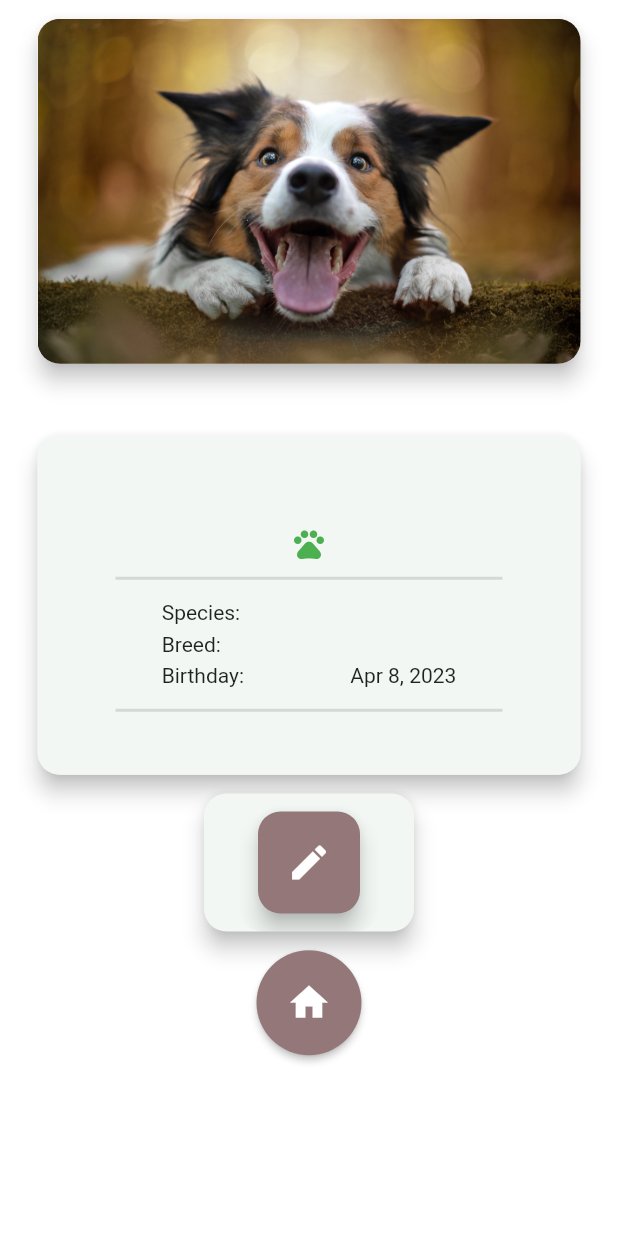
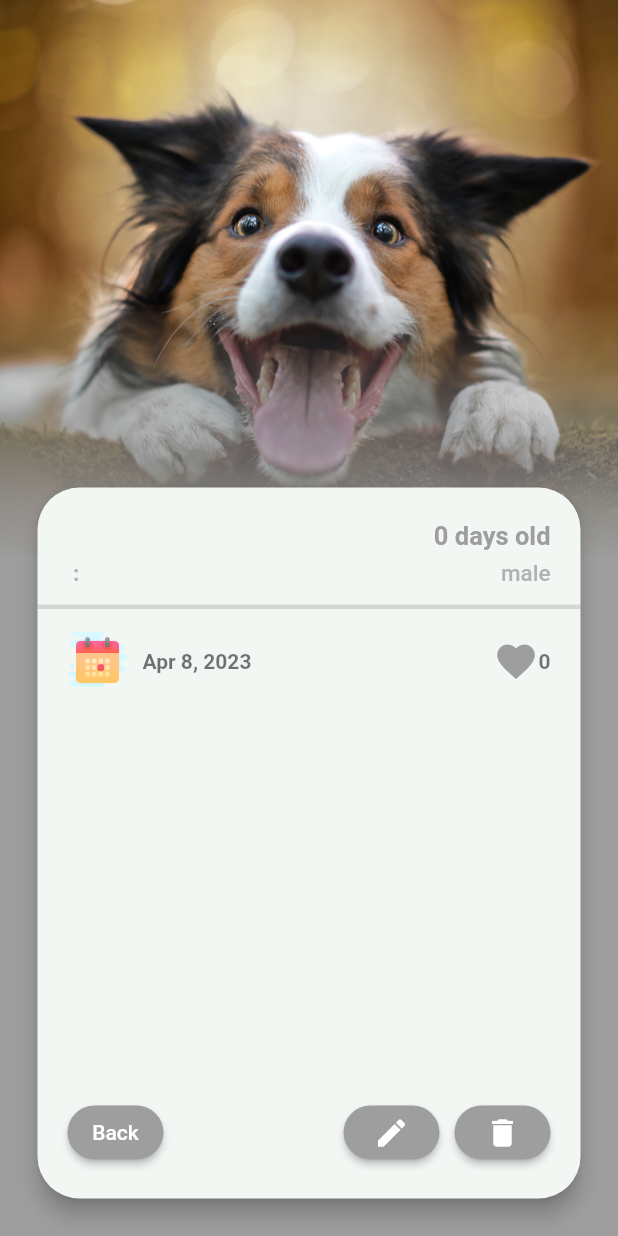
Before and after one commit to WUoT-software-engineering-group/PetshareClient, a Flutter app: the AnnouncementDetailsPage screen opened directly with empty values, on a phone screen of 412 x 824 dp. Run offline on Flutter 3.47's test engine with Material 2 defaults, Android fonts, the phone set to English and light mode, and no system bars; our stand-ins replace bloc, curved_navigation_bar, equatable, flutter_bloc, google_fonts, like_button and 2 more; missing offline and left inert: filter_list.

Commit message:
view: change AnnouncementDetailsPage

```diff
--- a/src/lib/utils/app_colors.dart
+++ b/src/lib/utils/app_colors.dart
@@ -17,16 +17,25 @@ class AppColors {
   };
 
   static const List<List<Color>> petTiles = [
-    [Color.fromARGB(255, 131, 158, 122), Colors.green, Colors.greenAccent],
     [
-      Color.fromARGB(255, 243, 167, 80),
-      Color.fromARGB(255, 224, 141, 47),
-      Color.fromARGB(255, 255, 199, 116)
+      Color.fromARGB(255, 131, 158, 122),
+      Color.fromARGB(255, 64, 94, 54),
+      Color.fromARGB(255, 19, 36, 14)
+    ],
+    [
+      Color.fromARGB(255, 206, 159, 105),
+      Color.fromARGB(255, 215, 151, 77),
+      Color.fromARGB(255, 155, 108, 55)
     ],
     [
       Color.fromARGB(255, 163, 110, 112),
-      Color.fromARGB(255, 163, 78, 81),
-      Color.fromARGB(255, 226, 150, 153)
+      Color.fromARGB(255, 153, 67, 70),
+      Color.fromARGB(255, 136, 44, 47),
+    ],
+    [
+      Color.fromARGB(255, 33, 135, 137),
+      Color.fromARGB(255, 13, 97, 99),
+      Color.fromARGB(255, 3, 61, 71),
     ]
   ];
 
--- a/src/lib/views/announcementPage/announcement_details.dart
+++ b/src/lib/views/announcementPage/announcement_details.dart
@@ -1,16 +1,24 @@
 import 'package:flutter/material.dart';
 import 'package:intl/intl.dart';
+import 'package:like_button/like_button.dart';
 import 'package:pet_share/models/announcement.dart';
 import 'package:pet_share/utils/app_colors.dart';
 import 'package:url_launcher/url_launcher.dart';
 
 class AnnouncementDetailsPage extends StatefulWidget {
-  final bool contactButtons;
   final Announcement announcement;
+  final bool isAdoptingPerson;
+  final Color color1;
+  final Color color2;
+  final Color color3;
 
   const AnnouncementDetailsPage(
-      {required this.announcement, required this.contactButtons, Key? key})
-      : super(key: key);
+      {required this.announcement,
+      required this.isAdoptingPerson,
+      required this.color1,
+      required this.color2,
+      required this.color3,
+      super.key});
 
   @override
   State<AnnouncementDetailsPage> createState() =>
@@ -18,178 +26,280 @@ class AnnouncementDetailsPage extends StatefulWidget {
 }
 
 class _AnnouncementDetailsPageState extends State<AnnouncementDetailsPage> {
+  String _ageOfPet(DateTime dateTime) {
+    int years = DateTime.now().year - dateTime.year;
+    if (years == 0) {
+      int months = DateTime.now().month - dateTime.month;
+
+      if (months == 0) {
+        int days = DateTime.now().day - dateTime.day;
+        if (days == 1) return '$days day old';
+        return '$days days old';
+      }
+
+      if (months == 1) return '$months month old';
+      return '$months months old';
+    }
+
+    if (years == 1) return '$years year old';
+    return '$years years old';
+  }
+
   @override
   Widget build(BuildContext context) {
+    Widget followAnnouncement = LikeButton(
+      size: 30,
+      circleColor: CircleColor(start: widget.color2, end: widget.color1),
+      bubblesColor: BubblesColor(
+        dotPrimaryColor: widget.color2,
+        dotSecondaryColor: widget.color3,
+      ),
+      likeBuilder: (bool isLiked) {
+        return Icon(
+          Icons.favorite,
+          color: isLiked ? widget.color1 : Colors.grey[400],
+          size: 30,
+        );
+      },
+    );
+
+    Widget countFollowers = Row(
+      mainAxisAlignment: MainAxisAlignment.center,
+      children: [
+        Icon(Icons.favorite, size: 30, color: widget.color1),
+        const Text('0',
+            style:
+                TextStyle(color: Colors.black54, fontWeight: FontWeight.bold))
+      ],
+    );
+
+    double width = MediaQuery.of(context).size.width;
+    double height = MediaQuery.of(context).size.height;
+
     return Scaffold(
-      backgroundColor: AppColors.background,
-      body: SafeArea(
-        child: SingleChildScrollView(
-          child: Padding(
-            padding: const EdgeInsets.symmetric(vertical: 12.5, horizontal: 25),
-            child: Column(
+      backgroundColor: widget.color1,
+      body: Stack(
         children: [
-                Material(
-                  elevation: 6,
-                  borderRadius: const BorderRadius.all(Radius.circular(15)),
-                  child: ClipRRect(
-                    borderRadius: BorderRadius.circular(15),
-                    child: SizedBox(
-                      height: 230,
+          Positioned(
+            /// image container
+            left: 0,
+            top: 0,
             child: Container(
+              height: 370,
+              width: width,
               decoration: const BoxDecoration(
                 image: DecorationImage(
-                                fit: BoxFit.fill,
-                                image: AssetImage('assets/pupic.jpg'))),
+                    image: AssetImage('assets/pupic.jpg'), fit: BoxFit.cover),
               ),
+            ),
+          ),
+          Positioned(
+            /// gradient that spred image with background
+            top: 200,
+            child: Container(
+              height: height - 200,
+              width: width,
+              decoration: BoxDecoration(
+                gradient: LinearGradient(
+                    begin: Alignment.bottomCenter,
+                    end: Alignment.topCenter,
+                    colors: [
+                      widget.color3,
+                      widget.color2,
+                      widget.color1,
+                      widget.color1.withOpacity(0)
+                    ],
+                    stops: const [
+                      0,
+                      0.2,
+                      0.72,
+                      1
+                    ]),
+              ),
+            ),
+          ),
+          Positioned(
+            /// description container
+            top: 300,
+            width: width,
+            height: height - 300,
+            child: Container(
+              margin: const EdgeInsets.all(25),
+              child: Material(
+                elevation: 6,
+                borderRadius: BorderRadius.circular(28),
+                color: AppColors.field,
+                child: Column(children: [
+                  Padding(
+                    /// Over divider
+                    padding: const EdgeInsets.fromLTRB(20, 20, 20, 15),
+                    child: Column(children: [
+                      Row(
+                        /// first row with name and age of pet
+                        mainAxisAlignment: MainAxisAlignment.spaceBetween,
+                        children: [
+                          Text(widget.announcement.pet.name.toUpperCase(),
+                              style: TextStyle(
+                                color: widget.color1,
+                                fontWeight: FontWeight.w700,
+                                fontSize: 21,
+                              )),
+                          Text(_ageOfPet(widget.announcement.pet.birthday),
+                              style: TextStyle(
+                                  color: widget.color1,
+                                  fontWeight: FontWeight.w600,
+                                  fontSize: 17))
+                        ],
+                      ),
+                      const SizedBox(
+                        height: 3,
+                      ),
+                      Row(
+                        /// second row with breed, species and sex of pet
+                        mainAxisAlignment: MainAxisAlignment.spaceBetween,
+                        children: [
+                          Text(
+                              '${widget.announcement.pet.species} : ${widget.announcement.pet.breed}',
+                              style: TextStyle(
+                                  color: widget.color1.withAlpha(200),
+                                  fontWeight: FontWeight.w600,
+                                  fontSize: 15)),
+                          Text('male',
+                              style: TextStyle(
+                                  color: widget.color1.withAlpha(200),
+                                  fontWeight: FontWeight.w500,
+                                  fontSize: 15))
+                        ],
+                      ),
+                    ]),
+                  ),
+                  const Divider(
+                    height: 0,
+                    thickness: 3,
+                  ),
+                  Expanded(
+                    /// belove divider
+                    child: Padding(
+                      padding: const EdgeInsets.fromLTRB(20, 15, 20, 20),
+                      child: Column(
+                          crossAxisAlignment: CrossAxisAlignment.stretch,
+                          children: [
+                            Row(
+                              /// Calendar and (counter/favourite)
+                              mainAxisAlignment: MainAxisAlignment.spaceBetween,
+                              children: [
+                                Row(
+                                  /// Calendar
+                                  children: [
+                                    const Image(
+                                      image: AssetImage(
+                                          'assets/calendar_cloud.png'),
+                                      width: 40,
+                                      height: 40,
+                                    ),
+                                    const SizedBox(
+                                      width: 10,
+                                    ),
+                                    Text(
+                                      DateFormat.yMMMd().format(
+                                          widget.announcement.creationDate),
+                                      style: const TextStyle(
+                                          color: Colors.black54,
+                                          fontWeight: FontWeight.bold),
+                                    ),
+                                  ],
+                                ),
+                                // (counter/favourite)
+                                widget.isAdoptingPerson
+                                    ? followAnnouncement
+                                    : countFollowers,
+                              ],
+                            ),
+                            const SizedBox(
+                              height: 15,
+                            ),
+                            Expanded(
+                              /// description of announcement
+                              child: SingleChildScrollView(
+                                scrollDirection: Axis.vertical,
+                                child: Text(
+                                  '${widget.announcement.title.toUpperCase()}\n${widget.announcement.description}',
+                                  style: const TextStyle(
+                                      color: Color.fromARGB(255, 117, 117, 117),
+                                      fontWeight: FontWeight.w500),
                                 ),
                               ),
                             ),
                             const SizedBox(
-                  height: 12.5,
+                              height: 15,
                             ),
-                Text(
-                  widget.announcement.title,
-                  style: const TextStyle(
-                      fontSize: 20, fontWeight: FontWeight.bold),
+                            BarOptions(
+                              /// low bar with navigation options
+                              color: widget.color2,
+                              email: widget.announcement.author.email,
+                              phoneNumber:
+                                  widget.announcement.author.phoneNumer,
+                              isAdoptingPerson: widget.isAdoptingPerson,
                             ),
-                const SizedBox(
-                  height: 12.5,
+                          ]),
                     ),
-                Material(
-                  elevation: 6,
-                  borderRadius: const BorderRadius.all(Radius.circular(15)),
-                  child: ClipRRect(
-                    borderRadius: BorderRadius.circular(15),
-                    child: Container(
-                      color: AppColors.field,
-                      child: Padding(
-                        padding: const EdgeInsets.all(12.0),
-                        child: Column(
-                          children: [
-                            Text(
-                              widget.announcement.pet.name,
-                              style: const TextStyle(
-                                  fontSize: 32, fontWeight: FontWeight.bold),
-                            ),
-                            const SizedBox(
-                              height: 10,
-                            ),
-                            const SizedBox(
-                              // tu trzeba ifa dodać
-                              height: 20,
-                              child: Icon(
-                                Icons.pets,
-                                color: Colors.green,
-                              ),
-                            ),
-                            const Divider(
-                              thickness: 2,
-                              indent: 40,
-                              endIndent: 40,
-                              height: 30,
-                            ),
-                            Row(
-                                mainAxisAlignment:
-                                    MainAxisAlignment.spaceEvenly,
-                                children: [
-                                  Column(
-                                    crossAxisAlignment:
-                                        CrossAxisAlignment.start,
-                                    children: const [
-                                      Text("Species:"),
-                                      SizedBox(
-                                        height: 5,
-                                      ),
-                                      Text("Breed:"),
-                                      SizedBox(
-                                        height: 5,
-                                      ),
-                                      Text("Birthday:")
-                                    ],
-                                  ),
-                                  Column(
-                                    crossAxisAlignment: CrossAxisAlignment.end,
-                                    children: [
-                                      Text(widget.announcement.pet.species),
-                                      const SizedBox(
-                                        height: 5,
-                                      ),
-                                      Text(widget.announcement.pet.breed),
-                                      const SizedBox(
-                                        height: 5,
-                                      ),
-                                      Text(DateFormat.yMMMd().format(
-                                          widget.announcement.pet.birthday)),
-                                    ],
                   )
                 ]),
-                            const Divider(
-                              thickness: 2,
-                              indent: 40,
-                              endIndent: 40,
-                              height: 30,
-                            ),
-                            Padding(
-                              padding:
-                                  const EdgeInsets.symmetric(horizontal: 10),
-                              child: Text(widget.announcement.description),
-                            )
-                          ],
               ),
             ),
           ),
-                  ),
-                ),
-                const SizedBox(
-                  height: 12.5,
-                ),
-                Material(
-                    elevation: 6,
-                    borderRadius: const BorderRadius.all(Radius.circular(15)),
-                    color: AppColors.field,
-                    child: Container(
-                      padding: const EdgeInsets.symmetric(horizontal: 24),
-                      child: ClipRRect(
-                        borderRadius: BorderRadius.circular(15),
-                        child: Padding(
-                          padding: const EdgeInsets.all(12.0),
-                          child: OptionButtons(
-                            announcement: widget.announcement,
-                            contactButtons: widget.contactButtons,
-                          ),
-                        ),
-                      ),
-                    )),
-                const SizedBox(
-                  height: 12.5,
-                ),
-                ElevatedButton(
-                  onPressed: () => Navigator.pop(context),
-                  style: ElevatedButton.styleFrom(
-                    shape: const CircleBorder(),
-                    padding: const EdgeInsets.all(20),
-                    backgroundColor: AppColors.buttons,
-                    foregroundColor: Colors.white,
-                  ),
-                  child: const Icon(Icons.home, size: 30),
-                )
         ],
-            ),
-          ),
-        ),
       ),
     );
   }
 }
 
-class OptionButtons extends StatelessWidget {
-  final Announcement announcement;
-  final bool contactButtons;
-  const OptionButtons(
-      {required this.announcement, required this.contactButtons, super.key});
+class BarOptions extends StatelessWidget {
+  final Color color;
+  final String email;
+  final String phoneNumber;
+  final bool isAdoptingPerson;
+
+  const BarOptions(
+      {required this.color,
+      required this.email,
+      required this.phoneNumber,
+      required this.isAdoptingPerson,
+      super.key});
+
+  Widget _menuAdoptingPerson() {
+    return Row(
+      children: [
+        ElevatedButton(
+          style: ElevatedButton.styleFrom(
+              shape: const StadiumBorder(), backgroundColor: color),
+          onPressed: _makingCall,
+          child: const Icon(Icons.phone),
+        ),
+        const SizedBox(
+          width: 10,
+        ),
+        ElevatedButton(
+          style: ElevatedButton.styleFrom(
+              shape: const StadiumBorder(), backgroundColor: color),
+          onPressed: () {},
+          child: const Icon(Icons.check),
+        ),
+        const SizedBox(
+          width: 10,
+        ),
+        ElevatedButton(
+          style: ElevatedButton.styleFrom(
+              shape: const StadiumBorder(), backgroundColor: color),
+          onPressed: _sendingEmails,
+          child: const Icon(Icons.mail),
+        ),
+      ],
+    );
+  }
 
   Future<void> _makingCall() async {
-    var url = Uri.parse("tel:+48${announcement.author.phoneNumer}");
+    var url = Uri.parse("tel:+48$phoneNumber");
     if (await canLaunchUrl(url)) {
       await launchUrl(url);
     } else {
@@ -198,7 +308,7 @@ class OptionButtons extends StatelessWidget {
   }
 
   Future<void> _sendingEmails() async {
-    var url = Uri.parse("mailto:${announcement.author.email}");
+    var url = Uri.parse("mailto:$email");
     if (await canLaunchUrl(url)) {
       await launchUrl(url);
     } else {
@@ -206,89 +316,36 @@ class OptionButtons extends StatelessWidget {
     }
   }
 
-  Widget _contactButtons() {
-    return Row(
-      mainAxisAlignment: MainAxisAlignment.center,
-      children: [
-        Material(
-          elevation: 6,
-          borderRadius: const BorderRadius.all(Radius.circular(15)),
-          color: AppColors.buttons,
-          child: Padding(
-            padding: const EdgeInsets.all(10.0),
-            child: Column(
-              children: [
-                SizedBox(
-                  width: 110,
-                  child: Row(
-                    mainAxisAlignment: MainAxisAlignment.spaceEvenly,
-                    children: [
-                      IconButton(
-                        iconSize: 30,
-                        onPressed: _makingCall,
-                        icon: const Icon(
-                          Icons.phone,
-                          color: Colors.white,
-                        ),
-                      ),
-                      IconButton(
-                        onPressed: _sendingEmails,
-                        iconSize: 30,
-                        icon: const Icon(
-                          Icons.mail,
-                          color: Colors.white,
-                        ),
-                      ),
-                    ],
-                  ),
-                ),
-              ],
-            ),
-          ),
+  Widget _menuShelter() {
+    return Row(children: [
+      ElevatedButton(
+        style: ElevatedButton.styleFrom(
+            shape: const StadiumBorder(), backgroundColor: color),
+        onPressed: () {},
+        child: const Icon(Icons.edit),
       ),
       const SizedBox(
-          width: 5,
+        width: 10,
       ),
-        Material(
-          elevation: 6,
-          borderRadius: const BorderRadius.all(Radius.circular(15)),
-          color: AppColors.buttons,
-          child: Padding(
-            padding: const EdgeInsets.all(10.0),
-            child: IconButton(
+      ElevatedButton(
+        style: ElevatedButton.styleFrom(
+            shape: const StadiumBorder(), backgroundColor: color),
         onPressed: () {},
-              iconSize: 30,
-              icon: const Icon(
-                Icons.check,
-                color: Colors.white,
+        child: const Icon(Icons.delete),
       ),
-            ),
-          ),
-        ),
-      ],
-    );
-  }
-
-  Widget _editButton() {
-    return Material(
-        elevation: 6,
-        borderRadius: const BorderRadius.all(Radius.circular(15)),
-        color: AppColors.buttons,
-        child: Padding(
-          padding: const EdgeInsets.all(10.0),
-          child: IconButton(
-            onPressed: () {},
-            iconSize: 30,
-            icon: const Icon(
-              Icons.edit,
-              color: Colors.white,
-            ),
-          ),
-        ));
+    ]);
   }
 
   @override
   Widget build(BuildContext context) {
-    return contactButtons ? _contactButtons() : _editButton();
+    return Row(mainAxisAlignment: MainAxisAlignment.spaceBetween, children: [
+      ElevatedButton(
+        style: ElevatedButton.styleFrom(
+            shape: const StadiumBorder(), backgroundColor: color),
+        onPressed: () => Navigator.pop(context),
+        child: const Text('Back'),
+      ),
+      isAdoptingPerson ? _menuAdoptingPerson() : _menuShelter(),
+    ]);
   }
 }
--- a/src/lib/views/announcementPage/announcement_page.dart
+++ b/src/lib/views/announcementPage/announcement_page.dart
@@ -4,7 +4,6 @@ import 'package:liquid_pull_to_refresh/liquid_pull_to_refresh.dart';
 import 'package:pet_share/utils/filter.dart';
 import 'package:pet_share/utils/app_colors.dart';
 import 'package:pet_share/views/announcementPage/pet_tile.dart';
-
 import '../../cubits/announcementsCubit/announcements_cubit.dart';
 import '../../utils/blurry_gradient.dart';
 
@@ -58,9 +57,10 @@ class _AnnouncementPageState extends State<AnnouncementPage> {
 
                     return PetTile(
                       announcement: state.announcements[index - 1],
-                      isFollowIcon: widget.isAdoptingPerson,
+                      isAdoptingPerson: widget.isAdoptingPerson,
                       descriptionOnLeft: index % 2 == 0 ? true : false,
-                      colors: AppColors.petTiles[(index - 1) % 3],
+                      colors: AppColors
+                          .petTiles[(index - 1) % AppColors.petTiles.length],
                     );
                   },
                 );
--- a/src/lib/views/announcementPage/pet_tile.dart
+++ b/src/lib/views/announcementPage/pet_tile.dart
@@ -8,13 +8,13 @@ import 'package:pet_share/views/announcementPage/announcement_details.dart';
 class PetTile extends StatefulWidget {
   final Announcement announcement;
   final bool descriptionOnLeft;
-  final bool isFollowIcon;
+  final bool isAdoptingPerson;
   final List<Color> colors;
 
   /// colors - colors of description 0: text 1: ring 2: bubbles
   const PetTile(
       {required this.announcement,
-      required this.isFollowIcon,
+      required this.isAdoptingPerson,
       required this.descriptionOnLeft,
       required this.colors,
       super.key});
@@ -27,13 +27,18 @@ class _PetTileState extends State<PetTile> {
   Widget _photoBlock() {
     return Expanded(
         flex: 5,
+        child: Material(
+          elevation: 6,
+          borderRadius: BorderRadius.circular(23),
           child: ClipRRect(
             borderRadius: BorderRadius.circular(23),
             child: Container(
               height: 220,
               decoration: const BoxDecoration(
                   image: DecorationImage(
-                    fit: BoxFit.fill, image: AssetImage('assets/pupic.jpg'))),
+                      fit: BoxFit.cover,
+                      image: AssetImage('assets/pupic.jpg'))),
+            ),
           ),
         ));
   }
@@ -53,11 +58,14 @@ class _PetTileState extends State<PetTile> {
               onTap: () {
                 Navigator.push(
                   context,
-                  MaterialPageRoute(
-                      builder: (context) => AnnouncementDetailsPage(
+                  MaterialPageRoute(builder: (context) {
+                    return AnnouncementDetailsPage(
+                        isAdoptingPerson: widget.isAdoptingPerson,
                         announcement: widget.announcement,
-                            contactButtons: widget.isFollowIcon,
-                          )),
+                        color1: widget.colors[0],
+                        color2: widget.colors[1],
+                        color3: widget.colors[2]);
+                  }),
                 );
               },
               child: ClipRRect(
@@ -66,7 +74,7 @@ class _PetTileState extends State<PetTile> {
                     height: 150,
                     child: PetDescription(
                       announcement: widget.announcement,
-                      isFollowIcon: widget.isFollowIcon,
+                      isFollowIcon: widget.isAdoptingPerson,
                       color: widget.colors[0],
                       ring: widget.colors[1],
                       bubbles: widget.colors[2],
```
Also changed, not shown: src/assets/calendar_cloud.png (added). Lines whose indentation alone changed are shown as unchanged.
